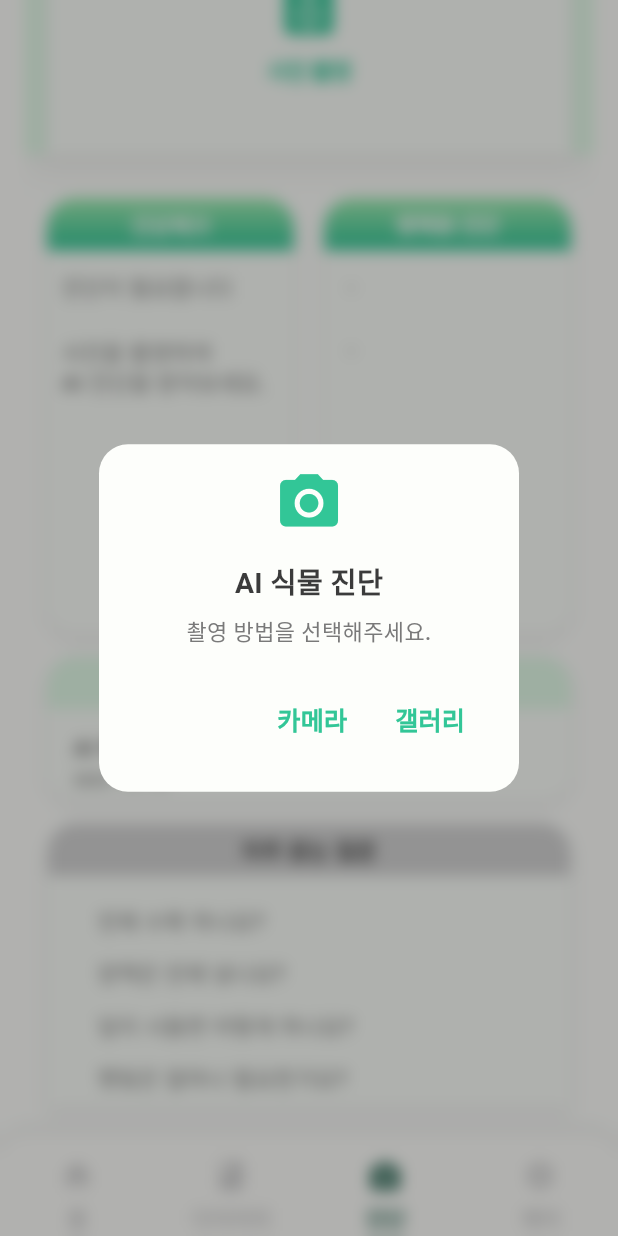
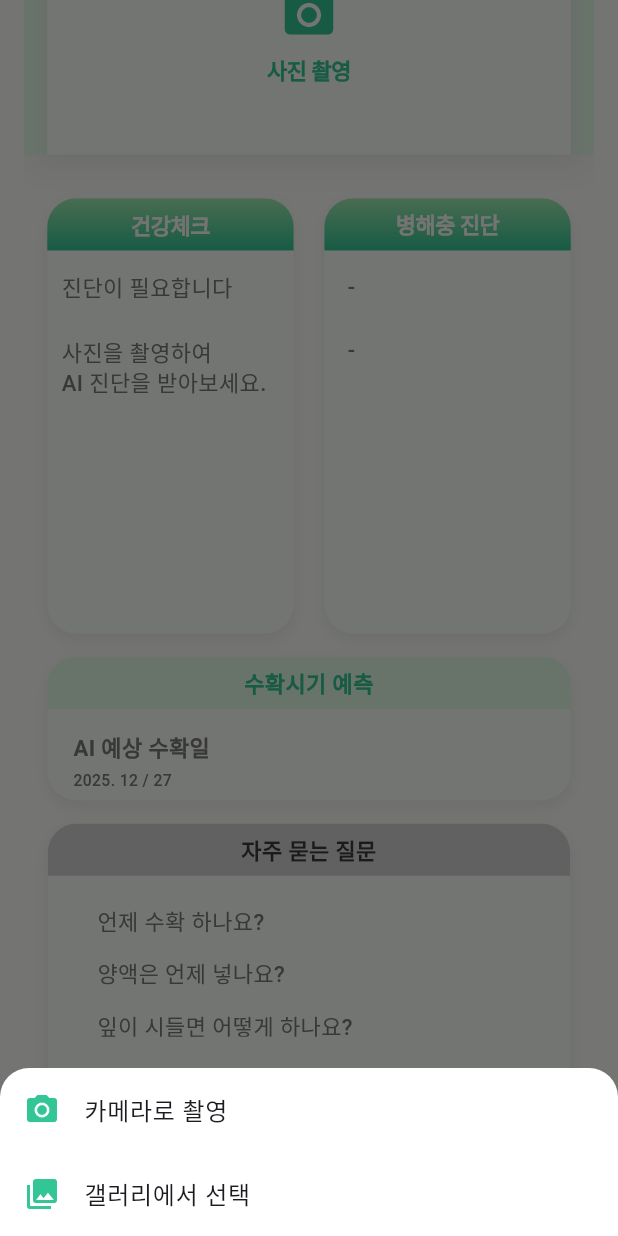
Before and after one commit to wasabi2342/MaumAI_Project, a Flutter app: the DiagnosisScreen screen opened by its route, scrolled down 201 dp, after a tap on "사진 촬영", on a phone screen of 412 x 824 dp. Run offline on Flutter 3.47's test engine with Material 3 defaults, Android fonts, the phone set to English and light mode, and no system bars; our stand-ins replace cached_network_image, fl_chart, flutter_svg, image_picker; accounts and stored records are empty; Roboto replaces fonts that are missing (Pretendard).

Commit message:
프론트엔드 디자인 수정

```diff
--- a/lib/presentation/diagnosis_screen/diagnosis_screen.dart
+++ b/lib/presentation/diagnosis_screen/diagnosis_screen.dart
@@ -46,79 +46,38 @@ class _DiagnosisScreenState extends State<DiagnosisScreen> {
     FaqItem(question: '햇빛은 얼마나 필요한가요?'),
   ];
 
-  // 1. 카메라/갤러리 선택 다이얼로그
-  void _showImageSourceDialog() {
-    showDialog(
+  // 1. 카메라/갤러리 선택 (다이어리 화면과 동일한 Bottom Sheet UI 적용)
+  void _showImageSourceSheet() {
+    showModalBottomSheet(
       context: context,
-      barrierColor: Colors.black.withOpacity(0.3),
-      builder: (context) => BackdropFilter(
-        filter: ImageFilter.blur(sigmaX: 5, sigmaY: 5),
-        child: AlertDialog(
-          backgroundColor: appTheme.white_A700,
-          shape: RoundedRectangleBorder(
-            borderRadius: BorderRadius.circular(20.h),
-          ),
-          content: Column(
-            mainAxisSize: MainAxisSize.min,
-            children: [
-              Icon(Icons.camera_alt, color: appTheme.teal_400, size: 48.h),
-              SizedBox(height: 16.h),
-              Text(
-                'AI 식물 진단',
-                style: TextStyle(
-                  color: appTheme.gray_800,
-                  fontSize: 18.fSize,
-                  fontFamily: 'Pretendard',
-                  fontWeight: FontWeight.w600,
-                ),
+      backgroundColor: Colors.white,
+      shape: RoundedRectangleBorder(
+        borderRadius: BorderRadius.vertical(top: Radius.circular(20.h)),
+      ),
+      builder: (BuildContext context) {
+        return SafeArea(
+          child: Wrap(
+            children: <Widget>[
+              ListTile(
+                leading: Icon(Icons.camera_alt, color: appTheme.teal_400),
+                title: Text('카메라로 촬영'),
+                onTap: () {
+                  Navigator.pop(context);
+                  _pickImage(ImageSource.camera); // 카메라 실행
+                },
               ),
-              SizedBox(height: 8.h),
-              Text(
-                '촬영 방법을 선택해주세요.',
-                textAlign: TextAlign.center,
-                style: TextStyle(
-                  color: Color(0xFF797979),
-                  fontSize: 14.fSize,
-                  fontFamily: 'Pretendard',
-                  fontWeight: FontWeight.w500,
-                ),
+              ListTile(
+                leading: Icon(Icons.photo_library, color: appTheme.teal_400),
+                title: Text('갤러리에서 선택'),
+                onTap: () {
+                  Navigator.pop(context);
+                  _pickImage(ImageSource.gallery); // 갤러리 실행
+                },
               ),
             ],
           ),
-          actions: [
-            TextButton(
-              onPressed: () {
-                Navigator.of(context).pop();
-                _pickImage(ImageSource.camera); // 카메라 실행
-              },
-              child: Text(
-                '카메라',
-                style: TextStyle(
-                  color: appTheme.teal_400,
-                  fontSize: 16.fSize,
-                  fontFamily: 'Pretendard',
-                  fontWeight: FontWeight.w600,
-                ),
-              ),
-            ),
-            TextButton(
-              onPressed: () {
-                Navigator.of(context).pop();
-                _pickImage(ImageSource.gallery); // 갤러리 실행
-              },
-              child: Text(
-                '갤러리',
-                style: TextStyle(
-                  color: appTheme.teal_400,
-                  fontSize: 16.fSize,
-                  fontFamily: 'Pretendard',
-                  fontWeight: FontWeight.w600,
-                ),
-              ),
-            ),
-          ],
-        ),
-      ),
+        );
+      },
     );
   }
 
@@ -346,7 +305,7 @@ class _DiagnosisScreenState extends State<DiagnosisScreen> {
         ],
       ),
       child: InkWell(
-        onTap: _showImageSourceDialog,
+        onTap: _showImageSourceSheet, // [수정] BottomSheet 호출
         // [수정] 이미지가 있으면 이미지를 표시, 없으면 기존 아이콘 표시
         child: _selectedImage != null
             ? Image.file(
```
Also changed, not shown: lib/presentation/diary_screen/diary_screen.dart (+96 -69 lines), pubspec.lock.
